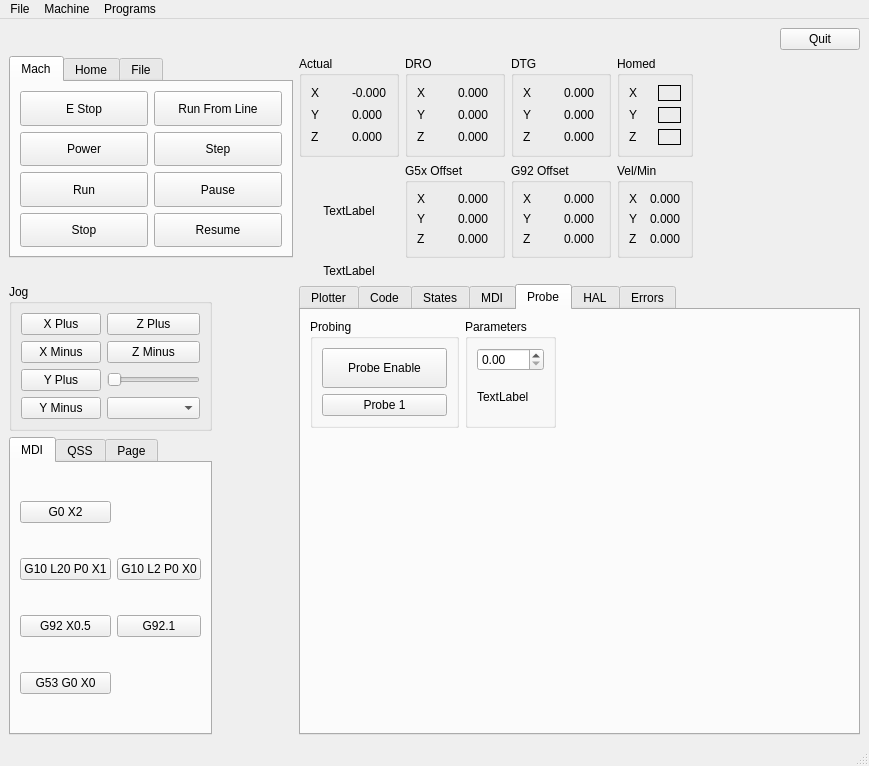
This is examples/testgui/test.ui in jethornton/flexgui as Qt 5 draws it before an edit. The edited form follows.
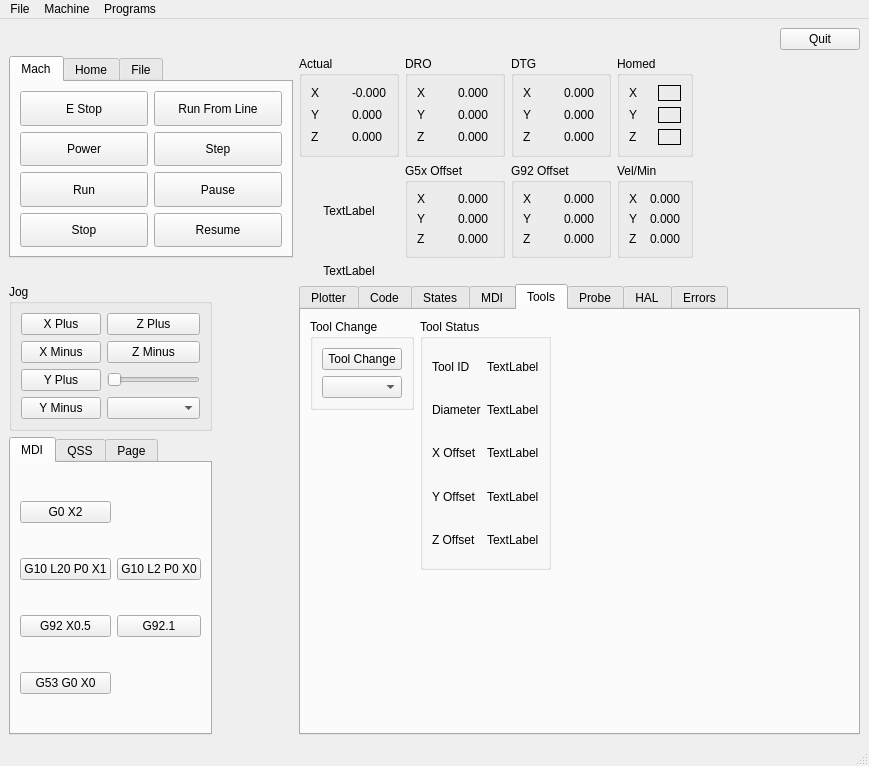
This is the edited form.

Commit message: add manual tool change

What changed in the file:
```diff
--- a/examples/testgui/test.ui
+++ b/examples/testgui/test.ui
@@ -546,6 +546,150 @@
         </item>
        </layout>
       </widget>
+      <widget class="QWidget" name="tab_14">
+       <attribute name="title">
+        <string>Tools</string>
+       </attribute>
+       <layout class="QGridLayout" name="gridLayout_25">
+        <item row="2" column="2">
+         <spacer name="verticalSpacer_5">
+          <property name="orientation">
+           <enum>Qt::Vertical</enum>
+          </property>
+          <property name="sizeHint" stdset="0">
+           <size>
+            <width>20</width>
+            <height>40</height>
+           </size>
+          </property>
+         </spacer>
+        </item>
+        <item row="0" column="0">
+         <widget class="QGroupBox" name="groupBox_11">
+          <property name="title">
+           <string>Tool Change</string>
+          </property>
+          <layout class="QVBoxLayout" name="verticalLayout_3">
+           <item>
+            <widget class="QPushButton" name="tool_change_pb">
+             <property name="text">
+              <string>Tool Change</string>
+             </property>
+            </widget>
+           </item>
+           <item>
+            <widget class="QComboBox" name="tool_change_cb"/>
+           </item>
+          </layout>
+         </widget>
+        </item>
+        <item row="0" column="2">
+         <spacer name="horizontalSpacer_3">
+          <property name="orientation">
+           <enum>Qt::Horizontal</enum>
+          </property>
+          <property name="sizeHint" stdset="0">
+           <size>
+            <width>40</width>
+            <height>20</height>
+           </size>
+          </property>
+         </spacer>
+        </item>
+        <item row="1" column="0">
+         <spacer name="verticalSpacer_6">
+          <property name="orientation">
+           <enum>Qt::Vertical</enum>
+          </property>
+          <property name="sizeHint" stdset="0">
+           <size>
+            <width>20</width>
+            <height>40</height>
+           </size>
+          </property>
+         </spacer>
+        </item>
+        <item row="0" column="1" rowspan="2">
+         <widget class="QGroupBox" name="groupBox_12">
+          <property name="title">
+           <string>Tool Status</string>
+          </property>
+          <layout class="QGridLayout" name="gridLayout_26">
+           <item row="2" column="0">
+            <widget class="QLabel" name="label_39">
+             <property name="text">
+              <string>X Offset</string>
+             </property>
+            </widget>
+           </item>
+           <item row="2" column="1">
+            <widget class="QLabel" name="tool_xoffset_lb">
+             <property name="text">
+              <string>TextLabel</string>
+             </property>
+            </widget>
+           </item>
+           <item row="3" column="0">
+            <widget class="QLabel" name="label_40">
+             <property name="text">
+              <string>Y Offset</string>
+             </property>
+            </widget>
+           </item>
+           <item row="4" column="1">
+            <widget class="QLabel" name="tool_zoffset_lb">
+             <property name="text">
+              <string>TextLabel</string>
+             </property>
+            </widget>
+           </item>
+           <item row="0" column="0">
+            <widget class="QLabel" name="label_38">
+             <property name="text">
+              <string>Tool ID</string>
+             </property>
+            </widget>
+           </item>
+           <item row="3" column="1">
+            <widget class="QLabel" name="tool_yoffset_lb">
+             <property name="text">
+              <string>TextLabel</string>
+             </property>
+            </widget>
+           </item>
+           <item row="0" column="1">
+            <widget class="QLabel" name="tool_id_lb">
+             <property name="text">
+              <string>TextLabel</string>
+             </property>
+            </widget>
+           </item>
+           <item row="4" column="0">
+            <widget class="QLabel" name="label_41">
+             <property name="text">
+              <string>Z Offset</string>
+             </property>
+            </widget>
+           </item>
+           <item row="1" column="0">
+            <widget class="QLabel" name="label_42">
+             <property name="text">
+              <string>Diameter</string>
+             </property>
+            </widget>
+           </item>
+           <item row="1" column="1">
+            <widget class="QLabel" name="tool_diameter_lb">
+             <property name="text">
+              <string>TextLabel</string>
+             </property>
+            </widget>
+           </item>
+          </layout>
+         </widget>
+        </item>
+       </layout>
+      </widget>
       <widget class="QWidget" name="tab_13">
        <attribute name="title">
         <string>Probe</string>
```
The commit also changes 2 other files.
